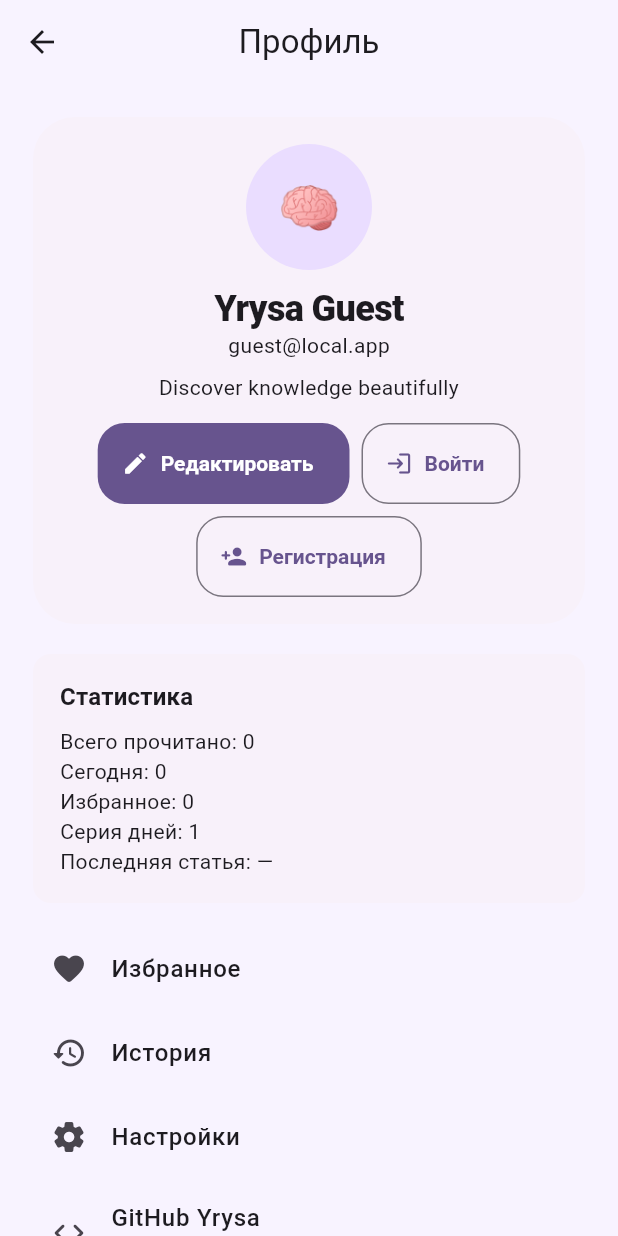
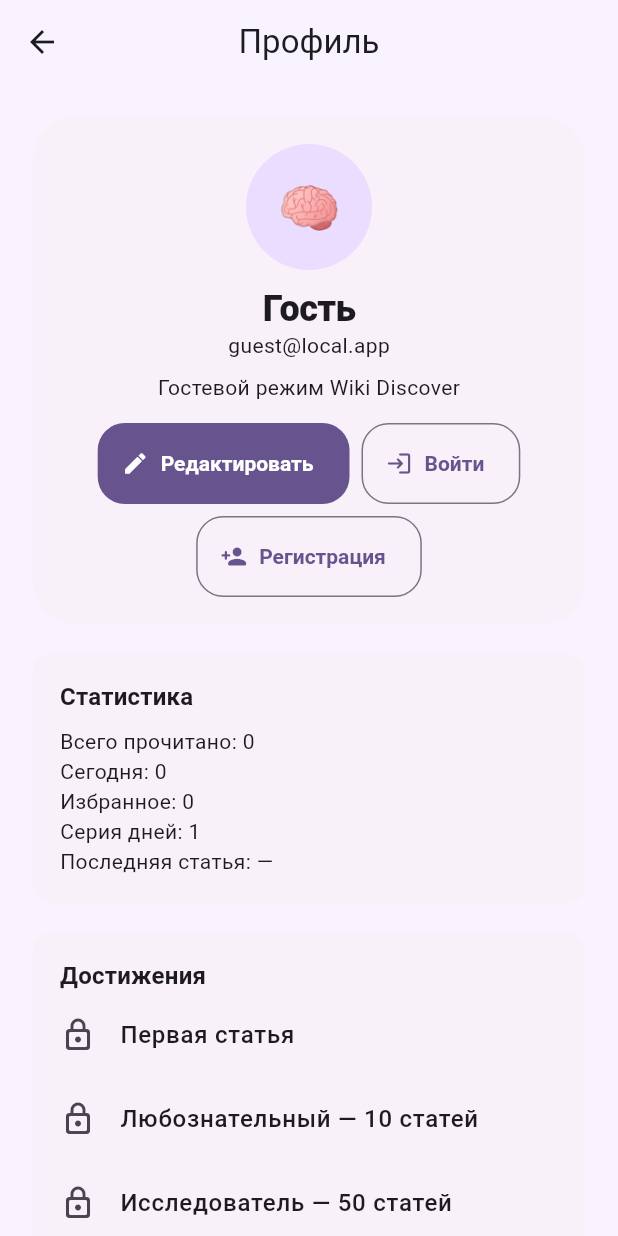
Before and after one commit to Yrysa/AndroidST, a Flutter app: the ProfileScreen screen opened directly, on a phone screen of 412 x 824 dp. Run offline on Flutter 3.47's test engine with Material 3 defaults, Android fonts, the phone set to English and light mode, and no system bars; our stand-ins replace share_plus, shared_preferences; accounts and stored records are empty; network calls fail.

Commit message:
Implement real local auth and profile achievements

```diff
--- a/yrys/lib/features/profile/profile_screen.dart
+++ b/yrys/lib/features/profile/profile_screen.dart
@@ -19,11 +19,19 @@ class ProfileScreen extends StatefulWidget {
 }
 
 class _ProfileScreenState extends State<ProfileScreen> {
-  Map<String, String> _user = const {
-    'nick': 'Yrysa Guest',
+  static const _userKey = 'wiki_user';
+  static const _sessionKey = 'wiki_session_email';
+
+  Map<String, String> _user = _guestUser();
+
+  static Map<String, String> _guestUser() => {
+        'id': 'guest',
+        'nick': 'Гость',
         'email': 'guest@local.app',
-    'status': 'Discover knowledge beautifully',
+        'password': '',
+        'status': 'Гостевой режим Wiki Discover',
         'avatar': '🧠',
+        'createdAt': DateTime.now().toIso8601String(),
         'guest': 'true',
       };
 
@@ -35,27 +43,35 @@ class _ProfileScreenState extends State<ProfileScreen> {
 
   Future<void> _loadUser() async {
     final prefs = await SharedPreferences.getInstance();
-    final raw = prefs.getString('wiki_user');
-    if (raw != null) {
+    final raw = prefs.getString(_userKey);
+    final session = prefs.getString(_sessionKey);
+    if (raw == null || session == null) {
+      setState(() => _user = _guestUser());
+      return;
+    }
     final data = jsonDecode(raw);
     if (data is Map) {
-        setState(() => _user = data.map((key, value) => MapEntry(key.toString(), value.toString())));
-      }
+      final user = data.map((key, value) => MapEntry(key.toString(), value.toString()));
+      if (user['email'] == session) setState(() => _user = user);
     }
   }
 
   Future<void> _saveUser(Map<String, String> user) async {
     final prefs = await SharedPreferences.getInstance();
-    await prefs.setString('wiki_user', jsonEncode(user));
+    await prefs.setString(_userKey, jsonEncode(user));
+    await prefs.setString(_sessionKey, user['email'] ?? 'guest@local.app');
     setState(() => _user = user);
+  }
+
+  Future<void> _logout() async {
+    final prefs = await SharedPreferences.getInstance();
+    await prefs.remove(_sessionKey);
+    setState(() => _user = _guestUser());
   }
 
   void _openAuth({required bool register}) {
     Navigator.of(context).push(MaterialPageRoute(
-      builder: (_) => AuthScreen(
-        register: register,
-        onDone: _saveUser,
-      ),
+      builder: (_) => AuthScreen(register: register, onDone: _saveUser),
     ));
   }
 
@@ -70,6 +86,7 @@ class _ProfileScreenState extends State<ProfileScreen> {
   @override
   Widget build(BuildContext context) {
     final state = WikiStateScope.of(context);
+    final isGuest = _user['guest'] == 'true';
     return Scaffold(
       appBar: AppBar(title: const Text('Профиль')),
       body: ListView(
@@ -83,35 +100,24 @@ class _ProfileScreenState extends State<ProfileScreen> {
               child: Column(children: [
                 CircleAvatar(radius: 42, child: Text(_user['avatar'] ?? '🧠', style: const TextStyle(fontSize: 34))),
                 const SizedBox(height: 12),
-                Text(_user['nick'] ?? 'Yrysa Guest', style: Theme.of(context).textTheme.headlineMedium, textAlign: TextAlign.center),
+                Text(_user['nick'] ?? 'Гость', style: Theme.of(context).textTheme.headlineMedium, textAlign: TextAlign.center),
                 Text(_user['email'] ?? '', style: Theme.of(context).textTheme.bodyMedium),
                 const SizedBox(height: 8),
                 Text(_user['status'] ?? '', textAlign: TextAlign.center),
                 const SizedBox(height: 14),
                 Wrap(spacing: 8, runSpacing: 8, alignment: WrapAlignment.center, children: [
                   FilledButton.icon(onPressed: _editProfile, icon: const Icon(Icons.edit_rounded), label: const Text('Редактировать')),
-                  OutlinedButton.icon(onPressed: () => _openAuth(register: false), icon: const Icon(Icons.login_rounded), label: const Text('Войти')),
-                  OutlinedButton.icon(onPressed: () => _openAuth(register: true), icon: const Icon(Icons.person_add_rounded), label: const Text('Регистрация')),
+                  if (isGuest) OutlinedButton.icon(onPressed: () => _openAuth(register: false), icon: const Icon(Icons.login_rounded), label: const Text('Войти')),
+                  if (isGuest) OutlinedButton.icon(onPressed: () => _openAuth(register: true), icon: const Icon(Icons.person_add_rounded), label: const Text('Регистрация')),
+                  if (!isGuest) OutlinedButton.icon(onPressed: _logout, icon: const Icon(Icons.logout_rounded), label: const Text('Выйти')),
                 ]),
               ]),
             ),
           ),
           const SizedBox(height: 12),
-          Card(
-            elevation: 0,
-            child: Padding(
-              padding: const EdgeInsets.all(18),
-              child: Column(crossAxisAlignment: CrossAxisAlignment.start, children: [
-                Text('Статистика', style: Theme.of(context).textTheme.titleMedium),
-                const SizedBox(height: 8),
-                Text('Всего прочитано: ${state.totalRead}'),
-                Text('Сегодня: ${state.todayRead}'),
-                Text('Избранное: ${state.favorites.length}'),
-                Text('Серия дней: ${state.streak}'),
-                Text('Последняя статья: ${state.lastArticleTitle.isEmpty ? '—' : state.lastArticleTitle}'),
-              ]),
-            ),
-          ),
+          _StatsCard(total: state.totalRead, today: state.todayRead, favs: state.favorites.length, streak: state.streak, last: state.lastArticleTitle),
+          const SizedBox(height: 12),
+          _AchievementsCard(total: state.totalRead, favs: state.favorites.length, streak: state.streak),
           const SizedBox(height: 12),
           ListTile(leading: const Icon(Icons.favorite_rounded), title: const Text('Избранное'), onTap: () => Navigator.push(context, MaterialPageRoute(builder: (_) => const FavoritesScreen()))),
           ListTile(leading: const Icon(Icons.history_rounded), title: const Text('История'), onTap: () => Navigator.push(context, MaterialPageRoute(builder: (_) => const HistoryScreen()))),
@@ -134,6 +140,7 @@ class AuthScreen extends StatefulWidget {
 }
 
 class _AuthScreenState extends State<AuthScreen> {
+  static const _userKey = 'wiki_user';
   final _nick = TextEditingController(text: 'Yrysa');
   final _email = TextEditingController();
   final _password = TextEditingController();
@@ -148,19 +155,62 @@ class _AuthScreenState extends State<AuthScreen> {
     super.dispose();
   }
 
-  void _submit({bool guest = false}) {
-    if (!guest && widget.register && _password.text != _confirm.text) {
-      ScaffoldMessenger.of(context).showSnackBar(const SnackBar(content: Text('Пароли не совпадают')));
+  Future<Map<String, String>?> _storedUser() async {
+    final prefs = await SharedPreferences.getInstance();
+    final raw = prefs.getString(_userKey);
+    if (raw == null) return null;
+    final data = jsonDecode(raw);
+    if (data is! Map) return null;
+    return data.map((key, value) => MapEntry(key.toString(), value.toString()));
+  }
+
+  Future<void> _submit({bool guest = false}) async {
+    final email = _email.text.trim();
+    final password = _password.text;
+    final nick = _nick.text.trim();
+
+    if (guest) {
+      widget.onDone({
+        'id': 'guest',
+        'nick': 'Гость',
+        'email': 'guest@local.app',
+        'password': '',
+        'status': 'Гостевой режим Wiki Discover',
+        'avatar': '🧠',
+        'createdAt': DateTime.now().toIso8601String(),
+        'guest': 'true',
+      });
+      if (mounted) Navigator.pop(context);
       return;
     }
+
+    if (email.isEmpty || !email.contains('@')) return _error('Введите корректный email');
+    if (password.length < 6) return _error('Пароль должен быть минимум 6 символов');
+
+    final saved = await _storedUser();
+    if (widget.register) {
+      if (nick.isEmpty) return _error('Введите ник');
+      if (password != _confirm.text) return _error('Пароли не совпадают');
+      if (saved != null && saved['email'] == email) return _error('Пользователь с таким email уже есть');
       widget.onDone({
-      'nick': guest ? 'Yrysa Guest' : (_nick.text.trim().isEmpty ? 'Yrysa User' : _nick.text.trim()),
-      'email': guest ? 'guest@local.app' : _email.text.trim(),
-      'status': guest ? 'Гость Wiki Discover' : 'Изучаю мир через Wikipedia',
-      'avatar': guest ? '🧠' : '🚀',
-      'guest': guest.toString(),
+        'id': DateTime.now().millisecondsSinceEpoch.toString(),
+        'nick': nick,
+        'email': email,
+        'password': password,
+        'status': 'Изучаю мир через Wikipedia',
+        'avatar': '🚀',
+        'createdAt': DateTime.now().toIso8601String(),
+        'guest': 'false',
       });
-    Navigator.pop(context);
+    } else {
+      if (saved == null || saved['email'] != email || saved['password'] != password) return _error('Неверный email или пароль');
+      widget.onDone(saved);
+    }
+    if (mounted) Navigator.pop(context);
+  }
+
+  void _error(String message) {
+    ScaffoldMessenger.of(context).showSnackBar(SnackBar(content: Text(message)));
   }
 
   @override
@@ -173,7 +223,7 @@ class _AuthScreenState extends State<AuthScreen> {
         TextField(controller: _password, obscureText: true, decoration: const InputDecoration(labelText: 'Пароль')),
         if (widget.register) TextField(controller: _confirm, obscureText: true, decoration: const InputDecoration(labelText: 'Подтверждение пароля')),
         const SizedBox(height: 18),
-        FilledButton(onPressed: _submit, child: Text(widget.register ? 'Создать аккаунт' : 'Войти')),
+        FilledButton(onPressed: () => _submit(), child: Text(widget.register ? 'Создать аккаунт' : 'Войти')),
         TextButton(onPressed: () => _submit(guest: true), child: const Text('Войти как гость')),
       ]),
     );
@@ -219,7 +269,7 @@ class _EditProfileScreenState extends State<EditProfileScreen> {
         const SizedBox(height: 18),
         FilledButton(
           onPressed: () {
-            widget.onDone({...widget.user, 'nick': _nick.text.trim(), 'status': _status.text.trim(), 'avatar': _avatar});
+            widget.onDone({...widget.user, 'nick': _nick.text.trim().isEmpty ? 'Yrysa User' : _nick.text.trim(), 'status': _status.text.trim(), 'avatar': _avatar});
             Navigator.pop(context);
           },
           child: const Text('Сохранить'),
@@ -228,3 +278,48 @@ class _EditProfileScreenState extends State<EditProfileScreen> {
     );
   }
 }
+
+class _StatsCard extends StatelessWidget {
+  final int total;
+  final int today;
+  final int favs;
+  final int streak;
+  final String last;
+  const _StatsCard({required this.total, required this.today, required this.favs, required this.streak, required this.last});
+
+  @override
+  Widget build(BuildContext context) {
+    return Card(elevation: 0, child: Padding(padding: const EdgeInsets.all(18), child: Column(crossAxisAlignment: CrossAxisAlignment.start, children: [
+      Text('Статистика', style: Theme.of(context).textTheme.titleMedium),
+      const SizedBox(height: 8),
+      Text('Всего прочитано: $total'),
+      Text('Сегодня: $today'),
+      Text('Избранное: $favs'),
+      Text('Серия дней: $streak'),
+      Text('Последняя статья: ${last.isEmpty ? '—' : last}'),
+    ])));
+  }
+}
+
+class _AchievementsCard extends StatelessWidget {
+  final int total;
+  final int favs;
+  final int streak;
+  const _AchievementsCard({required this.total, required this.favs, required this.streak});
+
+  @override
+  Widget build(BuildContext context) {
+    final items = [
+      ('Первая статья', total >= 1),
+      ('Любознательный — 10 статей', total >= 10),
+      ('Исследователь — 50 статей', total >= 50),
+      ('Коллекционер — 10 избранных', favs >= 10),
+      ('Серия — 3 дня подряд', streak >= 3),
+      ('Wiki Master — 100 статей', total >= 100),
+    ];
+    return Card(elevation: 0, child: Padding(padding: const EdgeInsets.all(18), child: Column(crossAxisAlignment: CrossAxisAlignment.start, children: [
+      Text('Достижения', style: Theme.of(context).textTheme.titleMedium),
+      for (final item in items) ListTile(contentPadding: EdgeInsets.zero, leading: Icon(item.$2 ? Icons.emoji_events_rounded : Icons.lock_outline_rounded), title: Text(item.$1)),
+    ])));
+  }
+}
```
Lines whose indentation alone changed are shown as unchanged.
